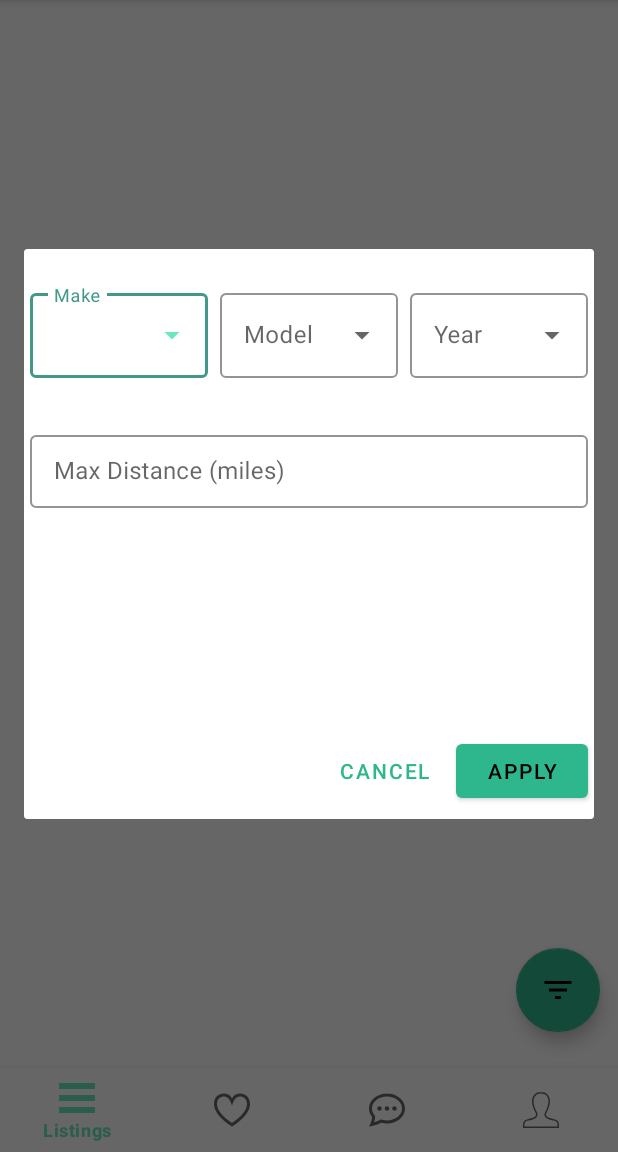
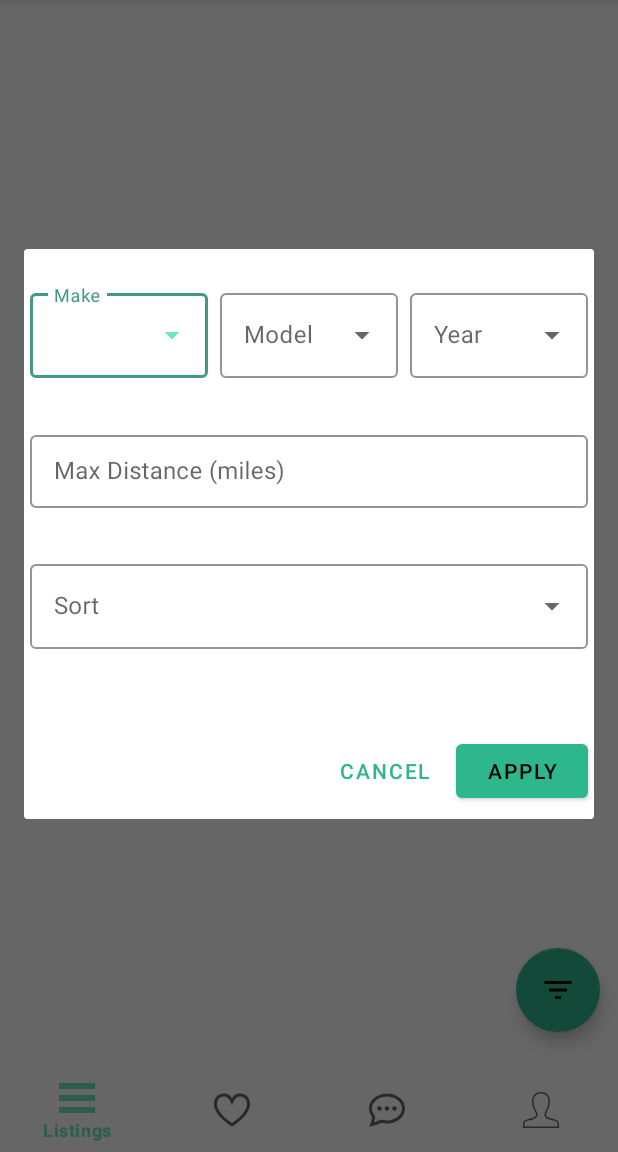
Before and after one commit to habraham2023/Abes_Car_Dealership, an Android app: the screen it shows after launch (MainActivity), after a tap on an icon or button, on a phone screen of 412 x 824 dp, the part 84-1236 px from its top. Run offline under Robolectric (Android 15) with nearby library versions, the phone set to English and light mode, and no system bars; libraries missing offline, so code that uses them is left out: com.parse; pictures from the network do not load; 14 statements that could not run were skipped.

Commit message:
Can now sort by price and recentcy

```diff
--- a/app/src/main/java/com/habraham/abes_car_dealership/fragments/FilterFragmentDialog.java
+++ b/app/src/main/java/com/habraham/abes_car_dealership/fragments/FilterFragmentDialog.java
@@ -45,13 +45,14 @@ public class FilterFragmentDialog extends DialogFragment {
     TextInputLayout yearLayout;
     AutoCompleteTextView yearDropdown;
     TextInputEditText distanceEditText;
-
+    AutoCompleteTextView sortDropdown;
     List<Make> makes;
 
     MaterialButton btnCancel;
     MaterialButton btnApply;
 
-    public FilterFragmentDialog() {}
+    public FilterFragmentDialog() {
+    }
 
     public interface FilterDialogListener {
         void onFinishFilterDialog(Intent i);
@@ -93,6 +94,7 @@ public class FilterFragmentDialog extends DialogFragment {
         yearLayout = view.findViewById(R.id.yearLayout);
         yearDropdown = view.findViewById(R.id.yearDropdown);
         distanceEditText = view.findViewById(R.id.distanceEditText);
+        sortDropdown = view.findViewById(R.id.sortDropdown);
         btnCancel = view.findViewById(R.id.btnCancel);
         btnApply = view.findViewById(R.id.btnApply);
 
@@ -109,6 +111,7 @@ public class FilterFragmentDialog extends DialogFragment {
         });
 
         yearDropdown.setAdapter(new ArrayAdapter<>(getContext(), R.layout.dropdown_menu_popup_item, rawValues.years));
+        sortDropdown.setAdapter(new ArrayAdapter<>(getContext(), R.layout.dropdown_menu_popup_item, rawValues.sorts));
 
         btnCancel.setOnClickListener(new View.OnClickListener() {
             @Override
@@ -125,12 +128,15 @@ public class FilterFragmentDialog extends DialogFragment {
                 String year = yearDropdown.getText().toString();
                 String distanceText = distanceEditText.getText().toString();
                 int maxDistance = distanceText.isEmpty() ? Integer.MAX_VALUE : Integer.parseInt(distanceText);
+                String sort = sortDropdown.getText().toString();
+
                 FilterDialogListener listener = (FilterDialogListener) getTargetFragment();
                 Intent i = new Intent();
                 i.putExtra("make", make);
                 i.putExtra("model", model);
                 i.putExtra("year", year);
                 i.putExtra("maxDistance", maxDistance);
+                i.putExtra("sort", sort);
 
                 listener.onFinishFilterDialog(i);
                 dismiss();
@@ -161,7 +167,7 @@ public class FilterFragmentDialog extends DialogFragment {
                     makeNames.add(make.getName());
                 }
                 try {
-                makeDropdown.setAdapter(new ArrayAdapter<>(getContext(), R.layout.dropdown_menu_popup_item, makeNames));
+                    makeDropdown.setAdapter(new ArrayAdapter<>(getContext(), R.layout.dropdown_menu_popup_item, makeNames));
                 } catch (Exception err) {
                     err.printStackTrace();
                 }
--- a/app/src/main/java/com/habraham/abes_car_dealership/fragments/ListingsFragment.java
+++ b/app/src/main/java/com/habraham/abes_car_dealership/fragments/ListingsFragment.java
@@ -164,17 +164,34 @@ public class ListingsFragment extends Fragment implements FilterFragmentDialog.F
         String model = i.getStringExtra("model");
         String year = i.getStringExtra("year");
         final int maxDistance = i.getIntExtra("maxDistance", Integer.MAX_VALUE);
-
+        String sort = i.getStringExtra("sort");
         Log.i(TAG, "onFinishFilterDialog: " + make + " " + model + " " + year);
 
         ParseQuery<Listing> query = ParseQuery.getQuery(Listing.class);
-        query.orderByDescending("createdAt");
+        query.orderByDescending(Listing.KEY_UPDATED_AT);
+
         if (make != null && !make.isEmpty())
             query.whereEqualTo(Listing.KEY_MAKE, make);
         if (model != null && !model.isEmpty())
             query.whereEqualTo(Listing.KEY_MODEL, model);
         if (year != null && !year.isEmpty())
             query.whereEqualTo(Listing.KEY_YEAR, year);
+        if (sort != null && !sort.isEmpty()) {
+            switch (sort) {
+                case "Price: low to high":
+                    query.orderByAscending(Listing.KEY_PRICE);
+                    break;
+                case "Price: high to low":
+                    query.orderByDescending(Listing.KEY_PRICE);
+                    break;
+                case "Most Recent":
+                    query.orderByDescending(Listing.KEY_UPDATED_AT);
+                    break;
+                case "Least Recent":
+                    query.orderByAscending(Listing.KEY_UPDATED_AT);
+                    break;
+            }
+        }
         query.findInBackground(new FindCallback<Listing>() {
             @Override
             public void done(List<Listing> newListings, ParseException e) {
--- a/app/src/main/java/com/habraham/abes_car_dealership/rawValues.java
+++ b/app/src/main/java/com/habraham/abes_car_dealership/rawValues.java
@@ -3,76 +3,12 @@ package com.habraham.abes_car_dealership;
 import org.json.JSONArray;
 
 public class rawValues {
-    public static final String[] makes = new String[]{
-            "Abarth",
-            "Alfa Romeo",
-            "Aston Martin",
-            "Audi",
-            "Bentley",
-            "BMW",
-            "Bugatti",
-            "Cadillac",
-            "Chevrolet",
-            "Chrysler",
-            "Citroën",
-            "Dacia",
-            "Daewoo",
-            "Daihatsu",
-            "Dodge",
-            "Donkervoort",
-            "DS",
-            "Ferrari",
-            "Fiat",
-            "Fisker",
-            "Ford",
-            "Honda",
-            "Hummer",
-            "Hyundai",
-            "Infiniti",
-            "Iveco",
-            "Jaguar",
-            "Jeep",
-            "Kia",
-            "KTM",
-            "Lada",
-            "Lamborghini",
-            "Lancia",
-            "Land Rover",
-            "Landwind",
-            "Lexus",
-            "Lotus",
-            "Maserati",
-            "Maybach",
-            "Mazda",
-            "McLaren",
-            "Mercedes-Benz",
-            "MG",
-            "Mini",
-            "Mitsubishi",
-            "Morgan",
-            "Nissan",
-            "Opel",
-            "Peugeot",
-            "Porsche",
-            "Renault",
-            "Rolls-Royce",
-            "Rover",
-            "Saab",
-            "Seat",
-            "Skoda",
-            "Smart",
-            "SsangYong",
-            "Subaru",
-            "Suzuki",
-            "Tesla",
-            "Toyota",
-            "Volkswagen",
-            "Volvo"
-    };
 
     public static final Integer[] years = new Integer[]{
             2020, 2019, 2018, 2017, 2016, 2015, 2014, 2013, 2012, 2011, 2010, 2009, 2008, 2007, 2006, 2005, 2004, 2003, 2002, 2001, 2000, 1999, 1998, 1997, 1996, 1995, 1994, 1993, 1992, 1991, 1990, 1989, 1988, 1987, 1986, 1985, 1984, 1983, 1982, 1981, 1980, 1979, 1978, 1977, 1976, 1975, 1974, 1973, 1972, 1971, 1970, 1969, 1968, 1967, 1966, 1965, 1964, 1963, 1962, 1961, 1960
     };
 
-    public static final JSONArray models = new JSONArray();
+    public static final String[] sorts = new String[]{
+            "Price: low to high", "Price: high to low", "Distance: low to high", "Distance: high to low", "Most Recent", "Least Recent"
+    };
 }
--- a/app/src/main/res/layout/fragment_filter.xml
+++ b/app/src/main/res/layout/fragment_filter.xml
@@ -1,9 +1,9 @@
 <?xml version="1.0" encoding="utf-8"?>
 <RelativeLayout xmlns:android="http://schemas.android.com/apk/res/android"
+    xmlns:app="http://schemas.android.com/apk/res-auto"
     xmlns:tools="http://schemas.android.com/tools"
     android:layout_width="match_parent"
     android:layout_height="match_parent"
-    xmlns:app="http://schemas.android.com/apk/res-auto"
     tools:context=".fragments.FilterFragmentDialog">
 
     <LinearLayout
@@ -11,6 +11,7 @@
         android:layout_width="match_parent"
         android:layout_height="wrap_content"
         android:orientation="horizontal">
+
         <com.google.android.material.textfield.TextInputLayout
             android:id="@+id/makeLayout"
             style="@style/Widget.Abe.TextInputLayout.DropdownMenu"
@@ -18,8 +19,8 @@
             android:layout_height="match_parent"
             android:layout_marginHorizontal="4dp"
             android:layout_marginTop="24dp"
-            android:hint="@string/make"
-            android:layout_weight="1">
+            android:layout_weight="1"
+            android:hint="@string/make">
 
             <AutoCompleteTextView
                 android:id="@+id/makeDropdown"
@@ -35,8 +36,8 @@
             android:layout_height="wrap_content"
             android:layout_marginHorizontal="4dp"
             android:layout_marginTop="24dp"
-            android:hint="@string/model"
-            android:layout_weight="1">
+            android:layout_weight="1"
+            android:hint="@string/model">
 
             <AutoCompleteTextView
                 android:id="@+id/modelDropdown"
@@ -52,8 +53,8 @@
             android:layout_height="wrap_content"
             android:layout_marginHorizontal="4dp"
             android:layout_marginTop="24dp"
-            android:hint="@string/year"
-            android:layout_weight="1">
+            android:layout_weight="1"
+            android:hint="@string/year">
 
             <AutoCompleteTextView
                 android:id="@+id/yearDropdown"
@@ -82,6 +83,25 @@
             android:inputType="numberDecimal" />
     </com.google.android.material.textfield.TextInputLayout>
 
+    <com.google.android.material.textfield.TextInputLayout
+        android:id="@+id/sortLayout"
+        style="@style/Widget.Abe.TextInputLayout.DropdownMenu"
+        android:layout_width="wrap_content"
+        android:layout_height="wrap_content"
+        android:layout_below="@+id/distanceLayout"
+        android:layout_alignParentStart="true"
+        android:layout_alignParentEnd="true"
+        android:layout_marginHorizontal="4dp"
+        android:layout_marginTop="24dp"
+        android:hint="@string/sort">
+
+        <AutoCompleteTextView
+            android:id="@+id/sortDropdown"
+            android:layout_width="match_parent"
+            android:layout_height="wrap_content"
+            android:inputType="none" />
+    </com.google.android.material.textfield.TextInputLayout>
+
     <RelativeLayout
         android:layout_width="match_parent"
         android:layout_height="wrap_content"
--- a/app/src/main/res/values/strings.xml
+++ b/app/src/main/res/values/strings.xml
@@ -41,4 +41,5 @@
     <string name="apply">Apply</string>
     <string name="takePhoto">Take Photo</string>
     <string name="maxDistance">Max Distance (miles)</string>
+    <string name="sort">Sort</string>
 </resources>
```
